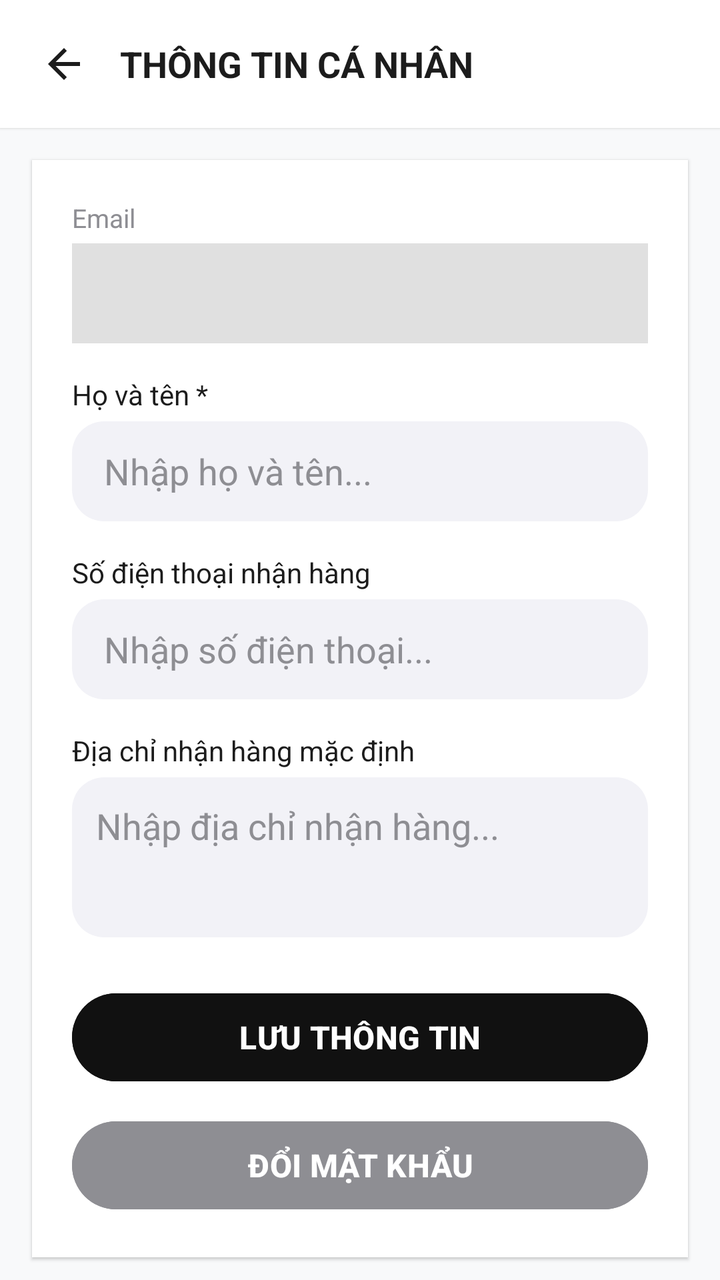
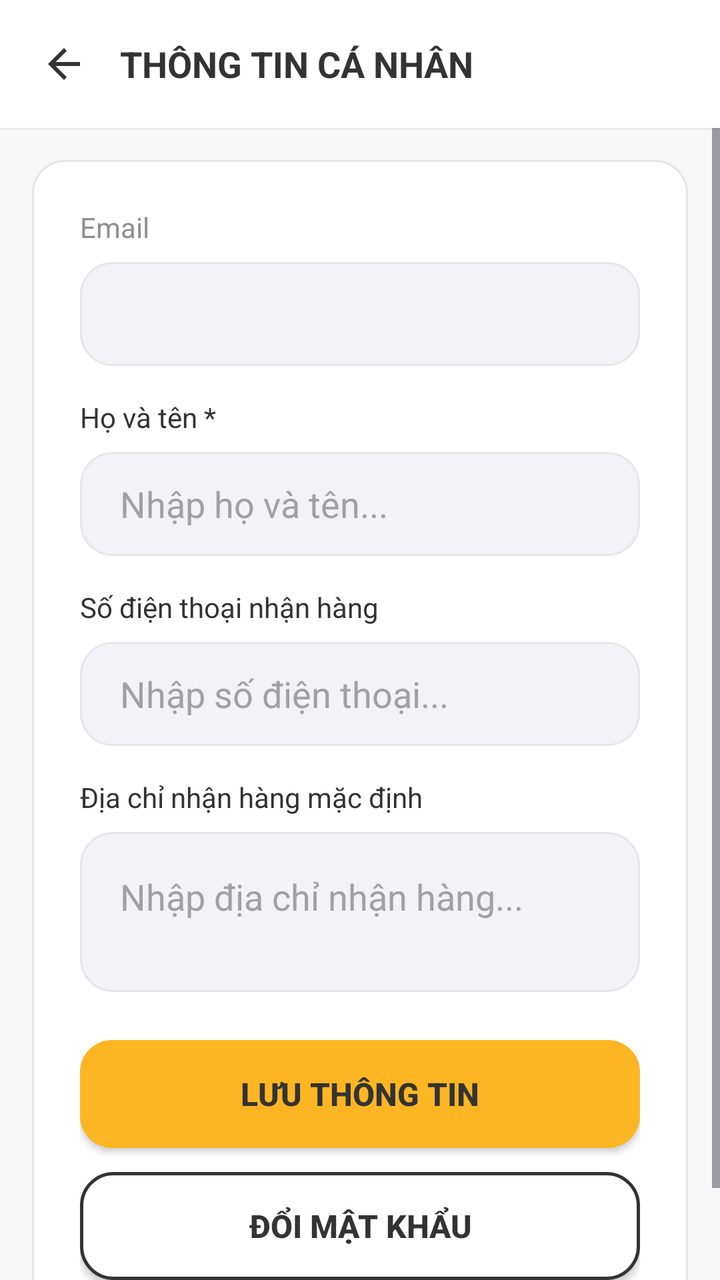

An Android layout rendered at two revisions. The XML below is the earlier revision; the diff shows what the commit changed to produce the second picture.
<!-- AndroidManifest.xml: application theme Theme.MobileDeviceStoreTDMU -->
<!-- res/layout/activity_thong_tin_ca_nhan.xml -->
<?xml version="1.0" encoding="utf-8"?>
<LinearLayout xmlns:android="http://schemas.android.com/apk/res/android"
    xmlns:tools="http://schemas.android.com/tools"
    android:layout_width="match_parent"
    android:layout_height="match_parent"
    android:orientation="vertical"
    android:background="#F8F9FA"
    android:fitsSystemWindows="true"
    tools:context=".activity.ThongTinCaNhanActivity">

    
    <LinearLayout
        android:layout_width="match_parent"
        android:layout_height="wrap_content"
        android:background="#FFFFFF"
        android:elevation="1dp"
        android:padding="16dp"
        android:orientation="horizontal"
        android:gravity="center_vertical">

        <ImageView
            android:id="@+id/btnBackHeader"
            android:layout_width="32dp"
            android:layout_height="32dp"
            android:src="@drawable/ic_arrow_back"
            android:background="?attr/selectableItemBackgroundBorderless"
            android:padding="4dp"
            android:layout_marginEnd="12dp" />

        <TextView
            android:layout_width="0dp"
            android:layout_height="wrap_content"
            android:layout_weight="1"
            android:text="THÔNG TIN CÁ NHÂN"
            android:textSize="18sp"
            android:textStyle="bold"
            android:textColor="#1C1C1C" />

    </LinearLayout>

    <ScrollView
        android:layout_width="match_parent"
        android:layout_height="match_parent">

        <LinearLayout
            android:layout_width="match_parent"
            android:layout_height="wrap_content"
            android:orientation="vertical"
            android:padding="20dp"
            android:background="#FFFFFF"
            android:layout_margin="16dp"
            android:elevation="1dp">

            <TextView
                android:layout_width="match_parent"
                android:layout_height="wrap_content"
                android:text="Email"
                android:textColor="#8E8E93"
                android:textSize="13sp"
                android:layout_marginBottom="4dp" />

            <EditText
                android:id="@+id/edtEmailCaNhan"
                android:layout_width="match_parent"
                android:layout_height="50dp"
                android:enabled="false"
                android:background="#E0E0E0"
                android:paddingHorizontal="16dp"
                android:textColor="#8E8E93"
                android:layout_marginBottom="16dp" />

            <TextView
                android:layout_width="match_parent"
                android:layout_height="wrap_content"
                android:text="Họ và tên *"
                android:textColor="#1C1C1C"
                android:textSize="14sp"
                android:layout_marginBottom="4dp" />

            <EditText
                android:id="@+id/edtHoTenCaNhan"
                android:layout_width="match_parent"
                android:layout_height="50dp"
                android:hint="Nhập họ và tên..."
                android:textColorHint="#8E8E93"
                android:textColor="#1C1C1C"
                android:inputType="textPersonName"
                android:background="@drawable/bg_edittext_modern"
                android:paddingHorizontal="16dp"
                android:layout_marginBottom="16dp" />

            <TextView
                android:layout_width="match_parent"
                android:layout_height="wrap_content"
                android:text="Số điện thoại nhận hàng"
                android:textColor="#1C1C1C"
                android:textSize="14sp"
                android:layout_marginBottom="4dp" />

            <EditText
                android:id="@+id/edtSoDienThoaiCaNhan"
                android:layout_width="match_parent"
                android:layout_height="50dp"
                android:hint="Nhập số điện thoại..."
                android:textColorHint="#8E8E93"
                android:textColor="#1C1C1C"
                android:inputType="phone"
                android:background="@drawable/bg_edittext_modern"
                android:paddingHorizontal="16dp"
                android:layout_marginBottom="16dp" />

            <TextView
                android:layout_width="match_parent"
                android:layout_height="wrap_content"
                android:text="Địa chỉ nhận hàng mặc định"
                android:textColor="#1C1C1C"
                android:textSize="14sp"
                android:layout_marginBottom="4dp" />

            <EditText
                android:id="@+id/edtDiaChiCaNhan"
                android:layout_width="match_parent"
                android:layout_height="80dp"
                android:hint="Nhập địa chỉ nhận hàng..."
                android:textColorHint="#8E8E93"
                android:textColor="#1C1C1C"
                android:inputType="textMultiLine"
                android:gravity="top"
                android:padding="12dp"
                android:background="@drawable/bg_edittext_modern"
                android:layout_marginBottom="24dp" />

            <Button
                android:id="@+id/btnCapNhatThongTin"
                android:layout_width="match_parent"
                android:layout_height="52dp"
                android:text="LƯU THÔNG TIN"
                android:backgroundTint="#111111"
                android:textColor="#FFFFFF"
                android:textStyle="bold"
                android:textSize="16sp"
                android:layout_marginBottom="12dp" />

            <Button
                android:id="@+id/btnMoDialogDoiMatKhau"
                android:layout_width="match_parent"
                android:layout_height="52dp"
                android:text="ĐỔI MẬT KHẨU"
                android:backgroundTint="#8E8E93"
                android:textColor="#FFFFFF"
                android:textStyle="bold"
                android:textSize="16sp" />

        </LinearLayout>

    </ScrollView>

</LinearLayout>
<!-- resources referenced by this layout -->
<resources>
  <!-- drawable bg_edittext_modern (drawable) -->
  <?xml version="1.0" encoding="utf-8"?>
  <shape xmlns:android="http://schemas.android.com/apk/res/android"
      android:shape="rectangle">
      <solid android:color="#F2F2F7" />
      <corners android:radius="16dp" />
  </shape>
  <!-- drawable ic_arrow_back (drawable) -->
  <vector xmlns:android="http://schemas.android.com/apk/res/android"
      android:width="24dp"
      android:height="24dp"
      android:viewportWidth="24"
      android:viewportHeight="24">
      <path
          android:fillColor="#1C1C1C"
          android:pathData="M20,11H7.83l5.59,-5.59L12,4l-8,8 8,8 1.41,-1.41L7.83,13H20v-2z"/>
  </vector>
  <style name="Theme.MobileDeviceStoreTDMU" parent="Base.Theme.MobileDeviceStoreTDMU" />
  <style name="Base.Theme.MobileDeviceStoreTDMU" parent="Theme.Material3.DayNight.NoActionBar">
          
          
      </style>
</resources>

<!-- the commit's change to res/layout/activity_thong_tin_ca_nhan.xml (unified diff, before → after) -->
@@ -1,10 +1,11 @@
 <?xml version="1.0" encoding="utf-8"?>
 <LinearLayout xmlns:android="http://schemas.android.com/apk/res/android"
     xmlns:tools="http://schemas.android.com/tools"
+    xmlns:app="http://schemas.android.com/apk/res-auto"
     android:layout_width="match_parent"
     android:layout_height="match_parent"
     android:orientation="vertical"
-    android:background="#F8F9FA"
+    android:background="@color/bg_light"
     android:fitsSystemWindows="true"
     tools:context=".activity.ThongTinCaNhanActivity">
 
@@ -12,7 +13,7 @@
     <LinearLayout
         android:layout_width="match_parent"
         android:layout_height="wrap_content"
-        android:background="#FFFFFF"
+        android:background="@color/bg_white"
         android:elevation="1dp"
         android:padding="16dp"
         android:orientation="horizontal"
@@ -25,6 +26,7 @@
             android:src="@drawable/ic_arrow_back"
             android:background="?attr/selectableItemBackgroundBorderless"
             android:padding="4dp"
+            app:tint="@color/text_primary"
             android:layout_marginEnd="12dp" />
 
         <TextView
@@ -34,122 +36,127 @@
             android:text="THÔNG TIN CÁ NHÂN"
             android:textSize="18sp"
             android:textStyle="bold"
-            android:textColor="#1C1C1C" />
+            android:textColor="@color/text_primary" />
 
     </LinearLayout>
 
     <ScrollView
         android:layout_width="match_parent"
-        android:layout_height="match_parent">
+        android:layout_height="match_parent"
+        android:clipToPadding="false"
+        android:paddingBottom="24dp">
 
         <LinearLayout
             android:layout_width="match_parent"
             android:layout_height="wrap_content"
             android:orientation="vertical"
-            android:padding="20dp"
-            android:background="#FFFFFF"
+            android:padding="24dp"
+            android:background="@drawable/bg_card_modern"
             android:layout_margin="16dp"
-            android:elevation="1dp">
+            android:elevation="0dp">
 
             <TextView
                 android:layout_width="match_parent"
                 android:layout_height="wrap_content"
                 android:text="Email"
-                android:textColor="#8E8E93"
-                android:textSize="13sp"
-                android:layout_marginBottom="4dp" />
+                android:textColor="@color/text_secondary"
+                android:textSize="14sp"
+                android:layout_marginBottom="8dp" />
 
             <EditText
                 android:id="@+id/edtEmailCaNhan"
                 android:layout_width="match_parent"
-                android:layout_height="50dp"
+                android:layout_height="52dp"
                 android:enabled="false"
-                android:background="#E0E0E0"
-                android:paddingHorizontal="16dp"
-                android:textColor="#8E8E93"
+                android:background="@drawable/bg_edittext_modern"
+                android:paddingHorizontal="20dp"
+                android:textColor="@color/text_secondary"
                 android:layout_marginBottom="16dp" />
 
             <TextView
                 android:layout_width="match_parent"
                 android:layout_height="wrap_content"
                 android:text="Họ và tên *"
-                android:textColor="#1C1C1C"
+                android:textColor="@color/text_primary"
                 android:textSize="14sp"
-                android:layout_marginBottom="4dp" />
+                android:layout_marginBottom="8dp" />
 
             <EditText
                 android:id="@+id/edtHoTenCaNhan"
                 android:layout_width="match_parent"
-                android:layout_height="50dp"
+                android:layout_height="52dp"
                 android:hint="Nhập họ và tên..."
-                android:textColorHint="#8E8E93"
-                android:textColor="#1C1C1C"
+                android:textColorHint="@color/text_hint"
+                android:textColor="@color/text_primary"
                 android:inputType="textPersonName"
                 android:background="@drawable/bg_edittext_modern"
-                android:paddingHorizontal="16dp"
+                android:paddingHorizontal="20dp"
                 android:layout_marginBottom="16dp" />
 
             <TextView
                 android:layout_width="match_parent"
                 android:layout_height="wrap_content"
                 android:text="Số điện thoại nhận hàng"
-                android:textColor="#1C1C1C"
+                android:textColor="@color/text_primary"
                 android:textSize="14sp"
-                android:layout_marginBottom="4dp" />
+                android:layout_marginBottom="8dp" />
 
             <EditText
                 android:id="@+id/edtSoDienThoaiCaNhan"
                 android:layout_width="match_parent"
-                android:layout_height="50dp"
+                android:layout_height="52dp"
                 android:hint="Nhập số điện thoại..."
-                android:textColorHint="#8E8E93"
-                android:textColor="#1C1C1C"
+                android:textColorHint="@color/text_hint"
+                android:textColor="@color/text_primary"
                 android:inputType="phone"
                 android:background="@drawable/bg_edittext_modern"
-                android:paddingHorizontal="16dp"
+                android:paddingHorizontal="20dp"
                 android:layout_marginBottom="16dp" />
 
             <TextView
                 android:layout_width="match_parent"
                 android:layout_height="wrap_content"
                 android:text="Địa chỉ nhận hàng mặc định"
-                android:textColor="#1C1C1C"
+                android:textColor="@color/text_primary"
                 android:textSize="14sp"
-                android:layout_marginBottom="4dp" />
+                android:layout_marginBottom="8dp" />
 
             <EditText
                 android:id="@+id/edtDiaChiCaNhan"
                 android:layout_width="match_parent"
                 android:layout_height="80dp"
                 android:hint="Nhập địa chỉ nhận hàng..."
-                android:textColorHint="#8E8E93"
-                android:textColor="#1C1C1C"
+                android:textColorHint="@color/text_hint"
+                android:textColor="@color/text_primary"
                 android:inputType="textMultiLine"
                 android:gravity="top"
-                android:padding="12dp"
+                android:padding="20dp"
                 android:background="@drawable/bg_edittext_modern"
                 android:layout_marginBottom="24dp" />
 
-            <Button
+            <androidx.appcompat.widget.AppCompatButton
                 android:id="@+id/btnCapNhatThongTin"
                 android:layout_width="match_parent"
-                android:layout_height="52dp"
+                android:layout_height="54dp"
                 android:text="LƯU THÔNG TIN"
-                android:backgroundTint="#111111"
-                android:textColor="#FFFFFF"
+                android:background="@drawable/bg_btn_primary"
+                android:textColor="@color/text_on_yellow"
                 android:textStyle="bold"
                 android:textSize="16sp"
-                android:layout_marginBottom="12dp" />
+                android:layout_marginBottom="12dp"
+                android:elevation="2dp"
+                android:stateListAnimator="@null" />
 
-            <Button
+            <androidx.appcompat.widget.AppCompatButton
                 android:id="@+id/btnMoDialogDoiMatKhau"
                 android:layout_width="match_parent"
-                android:layout_height="52dp"
+                android:layout_height="54dp"
                 android:text="ĐỔI MẬT KHẨU"
-                android:backgroundTint="#8E8E93"
-                android:textColor="#FFFFFF"
+                android:background="@drawable/bg_btn_secondary"
+                android:textColor="@color/text_primary"
                 android:textStyle="bold"
-                android:textSize="16sp" />
+                android:textSize="16sp"
+                android:elevation="0dp" />
 
         </LinearLayout>
 
<!-- resource entries referenced after the edit -->
@@ -1,11 +1,41 @@
 <!-- resources referenced by this layout -->
 <resources>
+  <color name="bg_light">#F7F7F7</color>
+  <color name="bg_white">#FFFFFF</color>
+  <color name="text_hint">#A0A0A5</color>
+  <color name="text_on_yellow">#333333</color>
+  <color name="text_primary">#333333</color>
+  <color name="text_secondary">#8E8E93</color>
+  <!-- drawable bg_btn_primary (drawable) -->
+  <?xml version="1.0" encoding="utf-8"?>
+  <shape xmlns:android="http://schemas.android.com/apk/res/android"
+      android:shape="rectangle">
+      <solid android:color="@color/primary_yellow" />
+      <corners android:radius="16dp" />
+  </shape>
+  <!-- drawable bg_btn_secondary (drawable) -->
+  <?xml version="1.0" encoding="utf-8"?>
+  <shape xmlns:android="http://schemas.android.com/apk/res/android"
+      android:shape="rectangle">
+      <solid android:color="@color/bg_white" />
+      <stroke android:width="1.5dp" android:color="@color/primary_black" />
+      <corners android:radius="16dp" />
+  </shape>
+  <!-- drawable bg_card_modern (drawable) -->
+  <?xml version="1.0" encoding="utf-8"?>
+  <shape xmlns:android="http://schemas.android.com/apk/res/android"
+      android:shape="rectangle">
+      <solid android:color="@color/bg_white" />
+      <corners android:radius="16dp" />
+      <stroke android:width="1dp" android:color="@color/stroke_light" />
+  </shape>
   <!-- drawable bg_edittext_modern (drawable) -->
   <?xml version="1.0" encoding="utf-8"?>
   <shape xmlns:android="http://schemas.android.com/apk/res/android"
       android:shape="rectangle">
-      <solid android:color="#F2F2F7" />
+      <solid android:color="@color/input_bg" />
       <corners android:radius="16dp" />
+      <stroke android:width="1dp" android:color="@color/stroke_light" />
   </shape>
   <!-- drawable ic_arrow_back (drawable) -->
   <vector xmlns:android="http://schemas.android.com/apk/res/android"
@@ -18,6 +48,10 @@
           android:pathData="M20,11H7.83l5.59,-5.59L12,4l-8,8 8,8 1.41,-1.41L7.83,13H20v-2z"/>
   </vector>
   <style name="Theme.MobileDeviceStoreTDMU" parent="Base.Theme.MobileDeviceStoreTDMU" />
+  <color name="primary_yellow">#FDB623</color>
+  <color name="primary_black">#333333</color>
+  <color name="stroke_light">#E5E5EA</color>
+  <color name="input_bg">#F2F2F7</color>
   <style name="Base.Theme.MobileDeviceStoreTDMU" parent="Theme.Material3.DayNight.NoActionBar">
           
           
